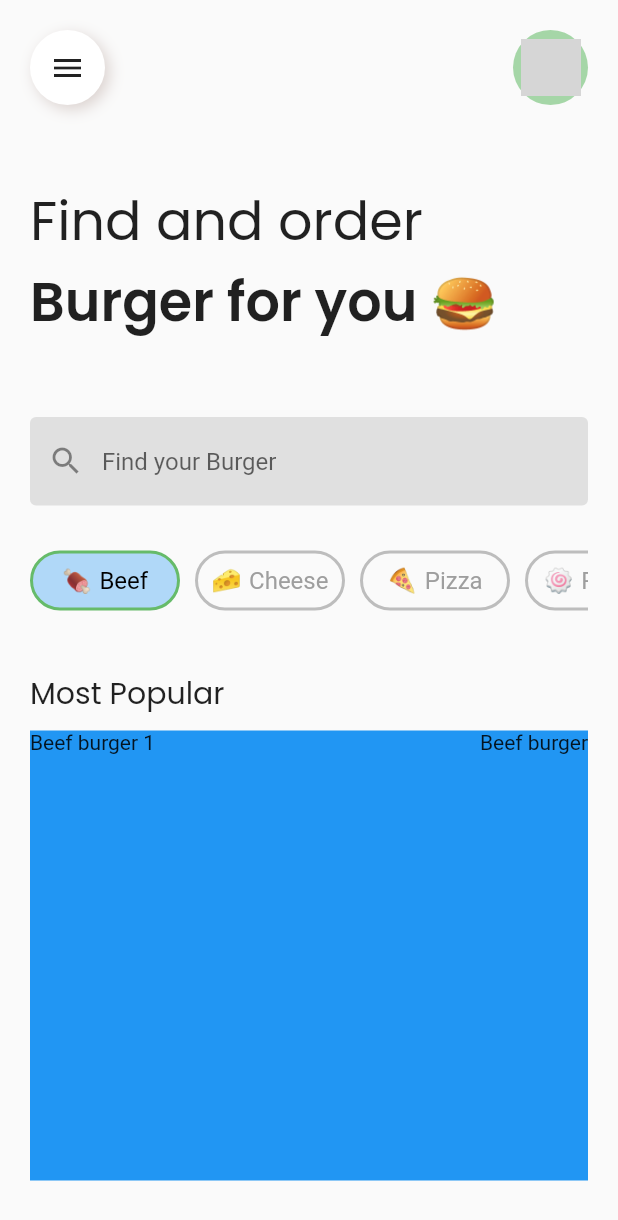
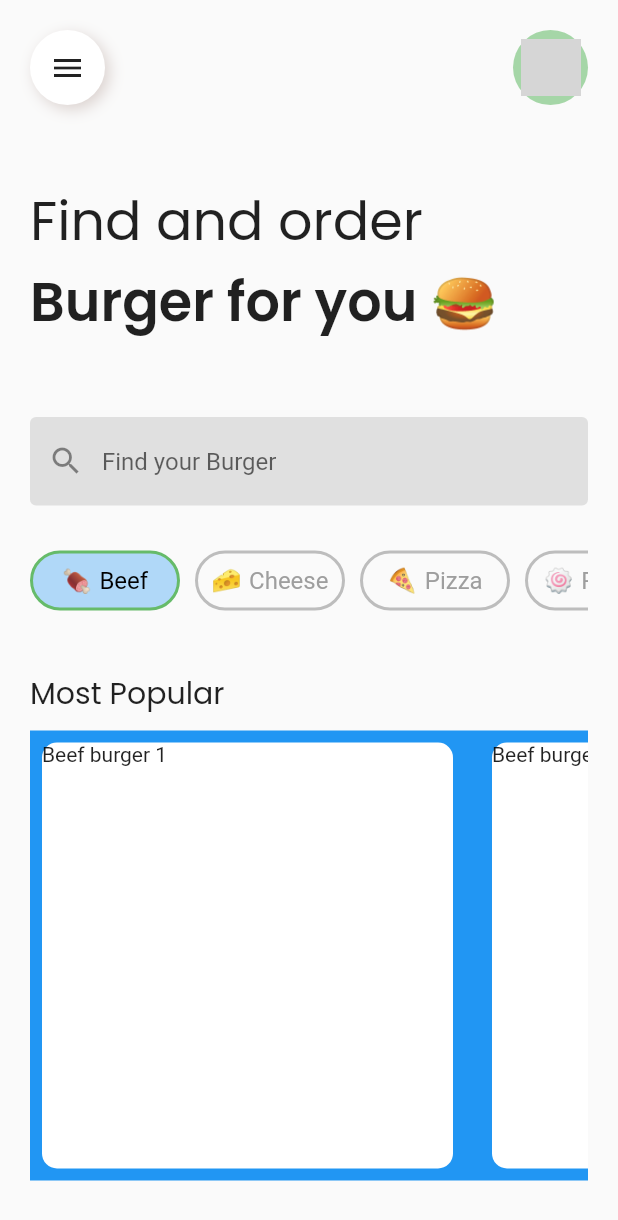
Before and after one commit to Lakshit-Chiranjiv/Burger-App-UI, a Flutter app: the AppHomePage screen opened directly, on a phone screen of 412 x 824 dp. Shown: the top 1220 px of the screen. Run offline on Flutter 3.47's test engine with Material 2 defaults, Android fonts, the light colour scheme and no system bars; our stand-ins replace google_fonts; grey boxes are pictures that could not be loaded.

Commit message:
gave structure to popular cards

```diff
--- a/lib/app_home_page.dart
+++ b/lib/app_home_page.dart
@@ -381,8 +381,16 @@ class _AppHomePageState extends State<AppHomePage> {
                         itemCount: burgerData.length,
                         scrollDirection: Axis.horizontal,
                         itemBuilder: (context,index){
-                          return Container(
-                            child: Text('${burgerData[index]['name']}'),
+                          return Padding(
+                            padding: const EdgeInsets.all(8.0),
+                            child: Container(
+                              child: Text('${burgerData[index]['name']}'),
+                              margin: EdgeInsets.only(right: 10),
+                              decoration: BoxDecoration(
+                                borderRadius: BorderRadius.circular(10),
+                                color: Colors.white
+                              ),
+                            ),
                           );
                         }),
                     )),
```
